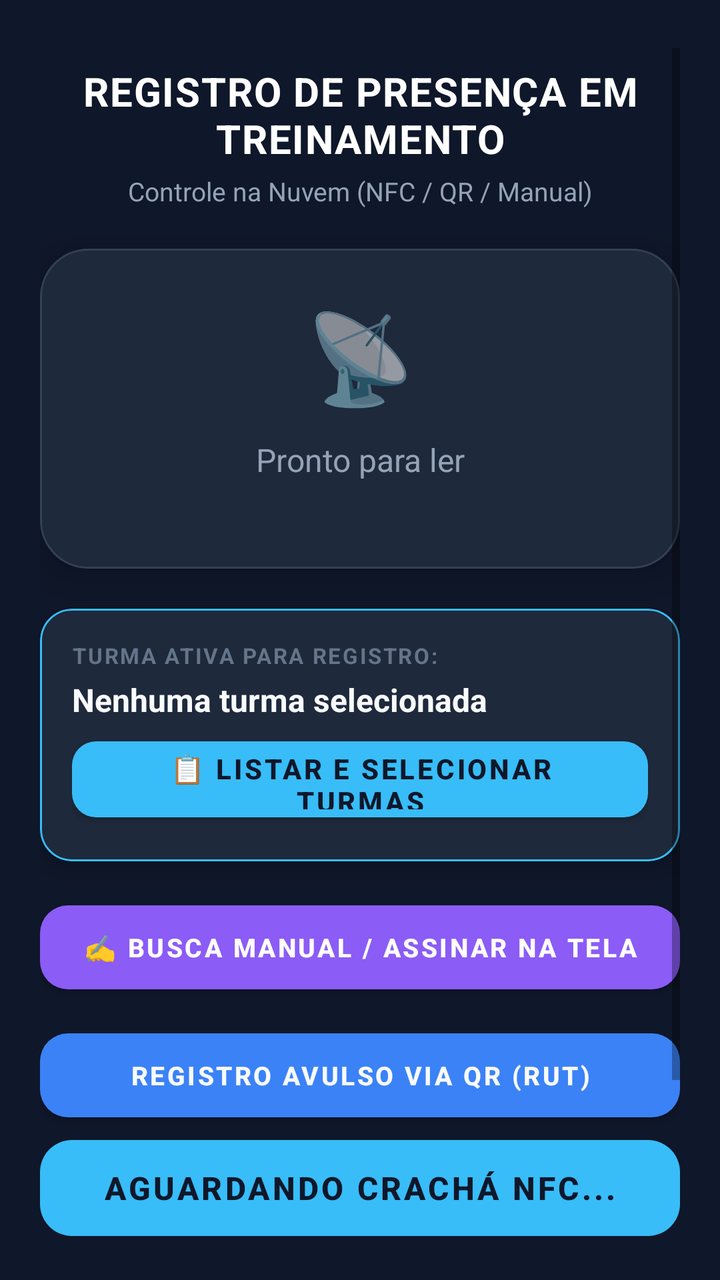
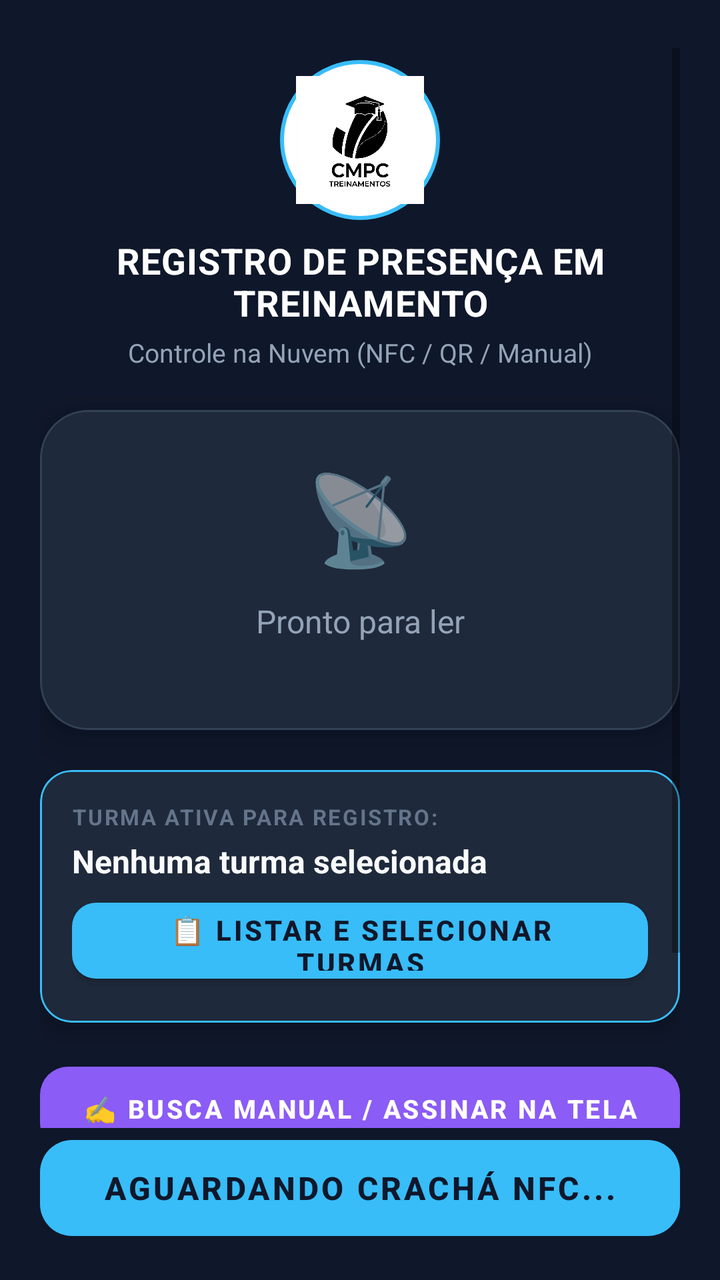

Compare the two renders of this Android layout. The source of the first and the diff that turns it into the second are given below.
<!-- AndroidManifest.xml: application theme Theme.LeitorCracha -->
<!-- res/layout/activity_main.xml -->
<?xml version="1.0" encoding="utf-8"?>
<androidx.constraintlayout.widget.ConstraintLayout
    xmlns:android="http://schemas.android.com/apk/res/android"
    xmlns:app="http://schemas.android.com/apk/res-auto"
    android:layout_width="match_parent"
    android:layout_height="match_parent"
    android:background="@color/colorBackground">

    
    <ScrollView
        android:layout_width="match_parent"
        android:layout_height="0dp"
        android:fillViewport="true"
        android:clipToPadding="false"
        android:paddingHorizontal="20dp"
        android:paddingTop="24dp"
        android:paddingBottom="16dp"
        app:layout_constraintTop_toTopOf="parent"
        app:layout_constraintBottom_toTopOf="@id/btnScan"
        app:layout_constraintStart_toStartOf="parent"
        app:layout_constraintEnd_toEndOf="parent">

        <LinearLayout
            android:layout_width="match_parent"
            android:layout_height="wrap_content"
            android:orientation="vertical"
            android:gravity="center_horizontal">

            
            <TextView
                android:id="@+id/tvTitle"
                android:layout_width="wrap_content"
                android:layout_height="wrap_content"
                android:text="REGISTRO DE PRESENÇA EM TREINAMENTO"
                android:textColor="@color/colorWhite"
                android:textSize="20sp"
                android:textStyle="bold"
                android:gravity="center"
                android:letterSpacing="0.03"
                android:layout_marginTop="8dp"/>

            
            <TextView
                android:id="@+id/tvSubtitle"
                android:layout_width="wrap_content"
                android:layout_height="wrap_content"
                android:text="Controle na Nuvem (NFC / QR / Manual)"
                android:textColor="@color/colorSubtitle"
                android:textSize="13sp"
                android:gravity="center"
                android:layout_marginTop="4dp"
                android:layout_marginBottom="20dp"/>

            
            <com.google.android.material.card.MaterialCardView
                android:id="@+id/cardResult"
                android:layout_width="match_parent"
                android:layout_height="wrap_content"
                android:minHeight="160dp"
                android:layout_marginBottom="20dp"
                app:cardBackgroundColor="@color/colorCard"
                app:cardCornerRadius="24dp"
                app:cardElevation="12dp"
                app:strokeColor="#334155"
                app:strokeWidth="1dp">

                <LinearLayout
                    android:layout_width="match_parent"
                    android:layout_height="wrap_content"
                    android:orientation="vertical"
                    android:gravity="center"
                    android:padding="24dp">

                    
                    <TextView
                        android:id="@+id/tvIcon"
                        android:layout_width="wrap_content"
                        android:layout_height="wrap_content"
                        android:text="📡"
                        android:textSize="44sp"
                        android:gravity="center"
                        android:layout_marginBottom="12dp"/>

                    
                    <ProgressBar
                        android:id="@+id/progressBar"
                        android:layout_width="wrap_content"
                        android:layout_height="wrap_content"
                        android:visibility="gone"
                        android:indeterminateTint="@color/colorAccent"
                        android:layout_marginBottom="12dp"/>

                    
                    <TextView
                        android:id="@+id/tvStatus"
                        android:layout_width="match_parent"
                        android:layout_height="wrap_content"
                        android:text="@string/status_ready"
                        android:textColor="@color/colorSubtitle"
                        android:textSize="16sp"
                        android:gravity="center"
                        android:layout_marginBottom="8dp"/>

                    
                    <TextView
                        android:id="@+id/tvResult"
                        android:layout_width="match_parent"
                        android:layout_height="wrap_content"
                        android:textColor="@color/colorSuccess"
                        android:textSize="18sp"
                        android:textStyle="bold"
                        android:gravity="center"
                        android:lineSpacingExtra="4dp"
                        android:letterSpacing="0.03"
                        android:visibility="gone"/>
                </LinearLayout>
            </com.google.android.material.card.MaterialCardView>

            
            <com.google.android.material.card.MaterialCardView
                android:id="@+id/cardSession"
                android:layout_width="match_parent"
                android:layout_height="wrap_content"
                android:layout_marginBottom="16dp"
                app:cardBackgroundColor="#1E293B"
                app:cardCornerRadius="16dp"
                app:cardElevation="6dp"
                app:strokeColor="#38BDF8"
                app:strokeWidth="1dp">

                <LinearLayout
                    android:layout_width="match_parent"
                    android:layout_height="wrap_content"
                    android:orientation="vertical"
                    android:padding="16dp">

                    <TextView
                        android:layout_width="wrap_content"
                        android:layout_height="wrap_content"
                        android:text="TURMA ATIVA PARA REGISTRO:"
                        android:textColor="#64748B"
                        android:textSize="11sp"
                        android:textStyle="bold"
                        android:letterSpacing="0.08"
                        android:layout_marginBottom="4dp" />

                    <TextView
                        android:id="@+id/tvSessionId"
                        android:layout_width="match_parent"
                        android:layout_height="wrap_content"
                        android:text="Nenhuma turma selecionada"
                        android:textColor="#F8FAFC"
                        android:textSize="16sp"
                        android:textStyle="bold"
                        android:layout_marginBottom="4dp" />

                    <TextView
                        android:id="@+id/tvSessionCount"
                        android:layout_width="match_parent"
                        android:layout_height="wrap_content"
                        android:text="👥 0 pessoa(s) registrada(s) nesta turma"
                        android:textColor="#38BDF8"
                        android:textSize="13sp"
                        android:textStyle="bold"
                        android:visibility="gone"
                        android:layout_marginBottom="12dp" />

                    <com.google.android.material.button.MaterialButton
                        android:id="@+id/btnSelectSession"
                        android:layout_width="match_parent"
                        android:layout_height="50dp"
                        android:text="📋 LISTAR E SELECIONAR TURMAS"
                        android:textSize="14sp"
                        android:textStyle="bold"
                        android:textColor="#0F172A"
                        app:backgroundTint="#38BDF8"
                        app:cornerRadius="12dp" />
                </LinearLayout>
            </com.google.android.material.card.MaterialCardView>

            
            <com.google.android.material.button.MaterialButton
                android:id="@+id/btnManualRegister"
                android:layout_width="match_parent"
                android:layout_height="54dp"
                android:layout_marginBottom="10dp"
                android:text="✍️ BUSCA MANUAL / ASSINAR NA TELA"
                android:textSize="13sp"
                android:textStyle="bold"
                android:textColor="#FFFFFF"
                app:backgroundTint="#8B5CF6"
                app:cornerRadius="14dp" />

            
            <com.google.android.material.button.MaterialButton
                android:id="@+id/btnScanQr"
                android:layout_width="match_parent"
                android:layout_height="54dp"
                android:layout_marginBottom="8dp"
                android:text="REGISTRO AVULSO VIA QR (RUT)"
                android:textSize="13sp"
                android:textStyle="bold"
                android:textColor="#F8FAFC"
                app:backgroundTint="#3B82F6"
                app:cornerRadius="14dp" />

        </LinearLayout>
    </ScrollView>

    
    <com.google.android.material.button.MaterialButton
        android:id="@+id/btnScan"
        android:layout_width="match_parent"
        android:layout_height="60dp"
        android:layout_marginHorizontal="20dp"
        android:layout_marginBottom="16dp"
        android:text="AGUARDANDO CRACHÁ NFC..."
        android:textSize="16sp"
        android:textStyle="bold"
        android:textColor="@color/colorBackground"
        app:backgroundTint="@color/colorAccent"
        app:cornerRadius="16dp"
        android:enabled="false"
        app:layout_constraintBottom_toBottomOf="parent"
        app:layout_constraintStart_toStartOf="parent"
        app:layout_constraintEnd_toEndOf="parent" />

</androidx.constraintlayout.widget.ConstraintLayout>
<!-- resources referenced by this layout -->
<resources>
  <color name="colorAccent">#38BDF8</color>
  <color name="colorBackground">#0F172A</color>
  <color name="colorCard">#1E293B</color>
  <color name="colorSubtitle">#94A3B8</color>
  <color name="colorSuccess">#10B981</color>
  <color name="colorWhite">#FFFFFF</color>
  <string name="status_ready">Pronto para ler</string>
  <style name="Theme.LeitorCracha" parent="Theme.MaterialComponents.DayNight.NoActionBar">
          <item name="colorPrimary">@color/colorAccent</item>
          <item name="colorPrimaryVariant">@color/colorCard</item>
          <item name="colorOnPrimary">@color/colorBackground</item>
          <item name="android:windowBackground">@color/colorBackground</item>
          <item name="android:statusBarColor">@color/colorBackground</item>
          <item name="android:navigationBarColor">@color/colorBackground</item>
      </style>
</resources>

<!-- the commit's change to res/layout/activity_main.xml (unified diff, before → after) -->
@@ -27,17 +27,27 @@
             android:gravity="center_horizontal">
 
             
+            <ImageView
+                android:layout_width="80dp"
+                android:layout_height="80dp"
+                android:src="@mipmap/ic_launcher"
+                android:background="@drawable/bg_logo_circle"
+                android:padding="8dp"
+                android:layout_marginTop="6dp"
+                android:layout_marginBottom="8dp"
+                android:contentDescription="Logo CMPC Treinamentos" />
+
+            
             <TextView
                 android:id="@+id/tvTitle"
                 android:layout_width="wrap_content"
                 android:layout_height="wrap_content"
                 android:text="REGISTRO DE PRESENÇA EM TREINAMENTO"
                 android:textColor="@color/colorWhite"
-                android:textSize="20sp"
+                android:textSize="18sp"
                 android:textStyle="bold"
                 android:gravity="center"
-                android:letterSpacing="0.03"
-                android:layout_marginTop="8dp"/>
+                android:letterSpacing="0.02" />
 
             
             <TextView
<!-- resource entries referenced after the edit -->
@@ -6,6 +6,16 @@
   <color name="colorSubtitle">#94A3B8</color>
   <color name="colorSuccess">#10B981</color>
   <color name="colorWhite">#FFFFFF</color>
+  <!-- drawable bg_logo_circle (drawable) -->
+  <?xml version="1.0" encoding="utf-8"?>
+  <shape xmlns:android="http://schemas.android.com/apk/res/android"
+      android:shape="oval">
+      <solid android:color="#FFFFFF" />
+      <stroke
+          android:width="2dp"
+          android:color="#38BDF8" />
+  </shape>
+  <!-- mipmap ic_launcher: png bitmap (mipmap-hdpi, 485143 bytes) -->
   <string name="status_ready">Pronto para ler</string>
   <style name="Theme.LeitorCracha" parent="Theme.MaterialComponents.DayNight.NoActionBar">
           <item name="colorPrimary">@color/colorAccent</item>
